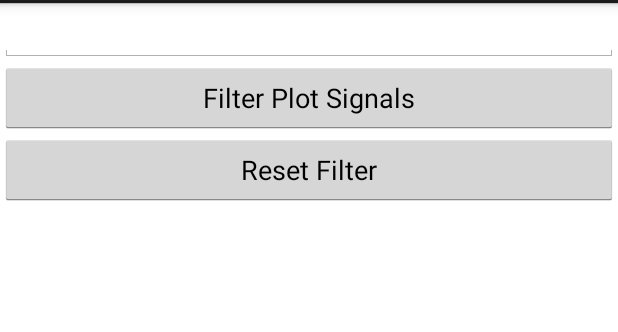
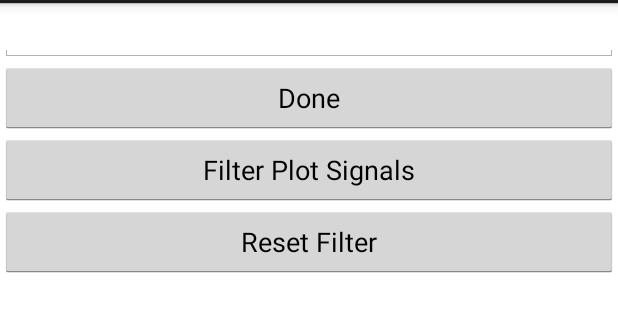
Before and after one commit to ShimmerEngineering/ShimmerAndroidAPI, an Android app: the layout dialog_sensor_view.xml on its own in the app's theme, with its tools: preview values and no code run, on a phone screen of 412 x 824 dp, the part 69-401 px from its top. Run offline under Robolectric (Android 15) with nearby library versions, the light colour scheme and no system bars.

Commit message:
plot seems to be working well now, and fixed a small update error when cant connect

```diff
--- a/ShimmerAndroidInstrumentDriver/shimmerCapture/src/main/java/com/shimmerresearch/service/ShimmerService.java
+++ b/ShimmerAndroidInstrumentDriver/shimmerCapture/src/main/java/com/shimmerresearch/service/ShimmerService.java
@@ -273,8 +273,8 @@ public class ShimmerService extends Service {
 
 				@Override
 				public void eventDisconnected() {
-					// TODO Auto-generated method stub
-
+					System.out.println("Shimmer Disconnected");
+					mHandler.obtainMessage(ShimmerBluetooth.MSG_IDENTIFIER_STATE_CHANGE, -1, -1, new ObjectCluster(selectedDevice,bluetoothAddress,BT_STATE.DISCONNECTED)).sendToTarget();
 				}
 			});
 			try {
--- a/ShimmerAndroidInstrumentDriver/shimmerCapture/src/main/res/layout/dialog_sensor_view.xml
+++ b/ShimmerAndroidInstrumentDriver/shimmerCapture/src/main/res/layout/dialog_sensor_view.xml
@@ -12,6 +12,12 @@
 
         <requestFocus />
     </EditText>
+
+    <Button
+        android:text="Done"
+        android:layout_width="match_parent"
+        android:layout_height="wrap_content"
+        android:id="@+id/button_done" />
 
     <Button
         android:id="@+id/ButtonFilterPlotSignal"
```
Also changed, not shown: ShimmerAndroidInstrumentDriver/shimmerCapture/src/main/java/com/shimmerresearch/shimmercapture/ShimmerCapture.java (+11 -5 lines), 4 other files.
